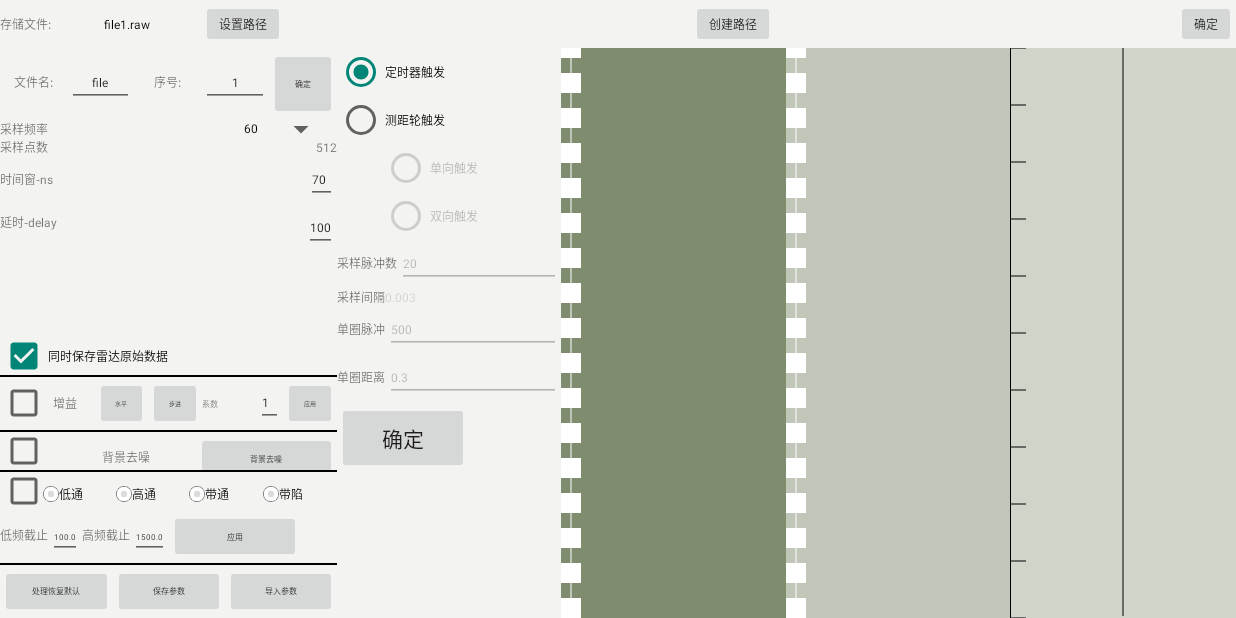
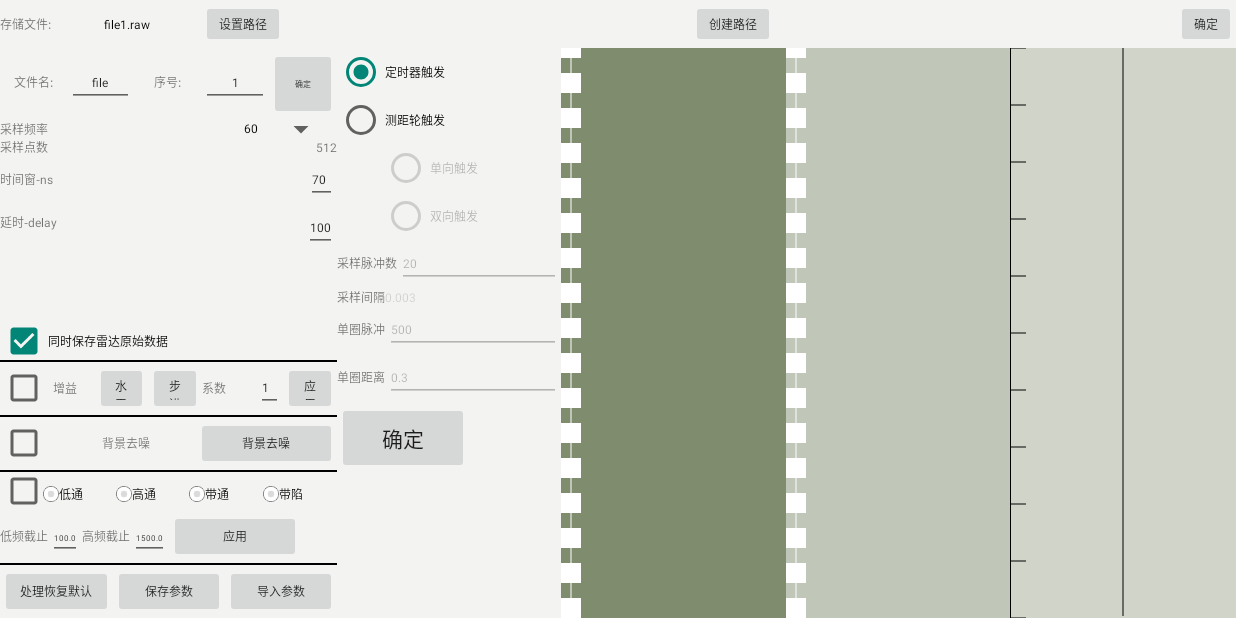
Before and after one commit to htonline/radar, an Android app: the SettingActivity screen opened directly, with no data from a screen before it, on a phone screen of 824 x 412 dp (held sideways). Run offline under Robolectric (Android 15) with nearby library versions, the phone set to English and light mode, and no system bars; network calls fail; 1 statement that could not run was skipped.

Commit message:
完成前放以及平板的字体适配

```diff
--- a/app/src/main/java/com/example/backRadar/SettingActivity.java
+++ b/app/src/main/java/com/example/backRadar/SettingActivity.java
@@ -19,6 +19,7 @@ import com.example.interfaces.CallBackBackgrdData;
 import com.example.interfaces.CallBackGainData;
 import com.example.ladarmonitor.NoneActivity;
 import com.example.ladarmonitor.R;
+import com.example.orders.HardwaregainOrders;
 import com.example.orders.MainPeremeterOrders;
 import com.example.orders.NormalOrders;
 
@@ -172,6 +173,10 @@ public class SettingActivity extends AppCompatActivity implements ISettingActivi
     private CheckBox cb_gain = null;
     private CheckBox cb_backremove = null;
     private CheckBox cb_filter = null;
+
+
+    private Button btn_hardwaregain = null;
+
     //startActivityForResult
     public static final int FILE_RESULT_CODE = 1;
 
@@ -196,6 +201,8 @@ public class SettingActivity extends AppCompatActivity implements ISettingActivi
     private int mHour;
     private int mMinute;
     private Calendar calendar = null;
+
+    private HardwaregainOrders hardwaregainorders = null;
 
     //判断文件是否存在
     File file = null;
@@ -253,6 +260,7 @@ public class SettingActivity extends AppCompatActivity implements ISettingActivi
 
                     if (tempGain == 1) {
                         colorGap = dataprocess.gainProcess(colorGap, gainData, coeGain, Const_NumberOfVerticalDatas);
+                        hardwaregainorders.send(gainData);
                     }
 
                     for (int i = 0; i < Const_NumberOfVerticalDatas; i++) {
@@ -457,7 +465,12 @@ public class SettingActivity extends AppCompatActivity implements ISettingActivi
             }
         });
 
-
+        btn_hardwaregain.setOnClickListener(new View.OnClickListener() {
+            @Override
+            public void onClick(View v) {
+
+            }
+        });
 //		et_serialNumberOfFile.setOnKeyListener(new OnKeyListener() {
 //
 //			@Override
@@ -1165,6 +1178,7 @@ public class SettingActivity extends AppCompatActivity implements ISettingActivi
         // TODO Auto-generated method stub
         MainActivity.readThread.setHandler(handlerOfColour);
         pOrders = new MainPeremeterOrders(MainActivity.ds);
+        hardwaregainorders = new HardwaregainOrders(MainActivity.ds);
         dataprocess = new Dataprocess();
         dataprocess.init();
         //刚进入SettingActivity发送开始参数设置命令的进程
@@ -1208,6 +1222,8 @@ public class SettingActivity extends AppCompatActivity implements ISettingActivi
         mcb_saveAno = findViewById(R.id.mcheckbox_saveRadarAnot);
         radioGroup = findViewById(R.id.radioGroup1);
 
+        btn_hardwaregain = findViewById(R.id.btn_hardwaregain);
+
 //		sp_oneWay.setEnabled(false);
 
 //        rd_oneWay.setEnabled(false);
--- a/app/src/main/java/com/example/customizingViews/GainCurveView.java
+++ b/app/src/main/java/com/example/customizingViews/GainCurveView.java
@@ -72,10 +72,7 @@ public class GainCurveView extends View {
 
     public void setxRaw(float[] mxRaw) {
         this.xRaw = mxRaw;
-//		Log.d("---------", "beforeInvalidate");
         invalidate();
-
-//		Log.d("---------", "afterInvalidate");
         calculateGainData(xRaw);
 
         mUp.onUp(gainData, xRaw);
--- /dev/null
+++ b/app/src/main/java/com/example/orders/HardwaregainOrders.java
@@ -0,0 +1,67 @@
+package com.example.orders;
+
+import android.os.Environment;
+import android.util.Log;
+
+import java.io.File;
+import java.io.FileNotFoundException;
+import java.io.FileOutputStream;
+import java.io.IOException;
+import java.io.RandomAccessFile;
+import java.net.DatagramPacket;
+import java.net.DatagramSocket;
+import java.net.InetAddress;
+import java.net.UnknownHostException;
+import java.util.ArrayList;
+import java.util.Arrays;
+
+public class HardwaregainOrders {
+    private static final String TAG = "HardwaregainOrders";
+    private  byte[] bytes;
+    private  DatagramPacket dp = null;
+    private  DatagramSocket ds = null;
+    public HardwaregainOrders(DatagramSocket ds) {
+        bytes = new byte[1028];
+        bytes[0] = 0x22;
+        bytes[1] = 0x22;
+        bytes[2] = 0x00;
+        bytes[3] = 0x00;
+        this.ds = ds;
+    }
+
+    public  void send(int[] gains) {
+        byte[] tb ;
+        for (int i = 0; i < gains.length; i++) {
+            tb = int2byte(gains[i]*2600);
+            bytes[2 * i + 4] = tb[0];
+            bytes[2 * i + 5] = tb[1];
+        }
+        try {
+            dp=new DatagramPacket(bytes, bytes.length, InetAddress.getByName("192.168.0.150"),8081);
+        } catch (UnknownHostException e) {
+            // TODO Auto-generated catch block
+            e.printStackTrace();
+        }
+        new Thread(new Runnable() {
+            @Override
+            public void run() {
+                try {
+                    ds.send(dp);
+                } catch (IOException e) {
+                    e.printStackTrace();
+                }
+            }
+        }).start();
+    }
+
+    //int 转byte数组
+    private  byte[] int2byte(int res) {
+        byte[] targets = new byte[4];
+
+        targets[0] = (byte) (res & 0xff);// 最低位
+        targets[1] = (byte) ((res >> 8) & 0xff);// 次低位
+        targets[2] = (byte) ((res >> 16) & 0xff);// 次高位
+        targets[3] = (byte) (res >>> 24);// 最高位,无符号右移。
+        return targets;
+    }
+}
--- a/app/src/main/res/layout/activity_setting.xml
+++ b/app/src/main/res/layout/activity_setting.xml
@@ -254,6 +254,19 @@
                             android:text="100"
                             android:textSize="@dimen/textSize" />
                     </LinearLayout>
+                    <LinearLayout
+                        android:visibility="gone"
+                        android:layout_width="match_parent"
+                        android:layout_height="wrap_content"
+                        android:orientation="vertical">
+                        <Button
+                            android:id="@+id/btn_hardwaregain"
+                            android:layout_gravity="center"
+                            android:textSize="@dimen/textSize"
+                            android:layout_width="wrap_content"
+                            android:layout_height="wrap_content"
+                            android:text="前放增益"/>
+                    </LinearLayout>
                     <Button
                         android:layout_width="0dp"
                         android:layout_height="0dp"
@@ -316,7 +329,7 @@
                             android:layout_height="35dp"
                             android:onClick="btn_horizongtalGain"
                             android:text="水平"
-                            android:textSize="4sp" />
+                            android:textSize="8sp" />
                         <Button
                             android:layout_gravity="center"
                             android:id="@+id/btn_stable_gain"
@@ -325,13 +338,13 @@
                             android:layout_height="35dp"
                             android:onClick="btn_stableKGain"
                             android:text="步进"
-                            android:textSize="4sp" />
+                            android:textSize="8sp" />
                         <TextView
                             android:layout_gravity="center"
                             android:layout_width="0dp"
                             android:layout_weight="1"
                             android:layout_height="wrap_content"
-                            android:textSize="5sp"
+                            android:textSize="8sp"
                             android:text="系数"/>
 
                         <EditText
@@ -351,7 +364,7 @@
                             android:layout_height="35dp"
                             android:onClick="btn_gain_apply"
                             android:text="应用"
-                            android:textSize="4sp" />
+                            android:textSize="8sp" />
 
                     </LinearLayout>
                     <View
@@ -360,7 +373,7 @@
                         android:background="#000"/>
                     <LinearLayout
                         android:layout_width="match_parent"
-                        android:layout_height="25dp"
+                        android:layout_height="wrap_content"
                         android:orientation="horizontal">
                         <CheckBox
                             android:id="@+id/checkbox_backremove"
@@ -403,7 +416,7 @@
                             android:layout_weight="1"
                             android:onClick="btn_dynamic_backgrd"
                             android:text="背景去噪"
-                            android:textSize="5sp" />
+                            android:textSize="8sp" />
                         <!--                        <Button-->
                         <!--                            android:id="@+id/btn_background_remove"-->
                         <!--                            android:layout_width="40dp"-->
@@ -506,7 +519,7 @@
                             android:layout_height="35dp"
                             android:text="应用"
                             android:onClick="btn_lowhighf_apply"
-                            android:textSize="5sp"
+                            android:textSize="8sp"
                             ></Button>
 
                     </LinearLayout>
@@ -526,7 +539,7 @@
                             android:text="处理恢复默认"
                             android:insetTop="0dp"
                             android:insetBottom="0dp"
-                            android:textSize="5sp"
+                            android:textSize="8sp"
                             android:includeFontPadding="false"
                             android:onClick="btn_renew_filter"/>
                         <Button
@@ -536,7 +549,7 @@
                             android:text="保存参数"
                             android:insetTop="0dp"
                             android:insetBottom="0dp"
-                            android:textSize="5sp"
+                            android:textSize="8sp"
                             android:includeFontPadding="false"
                             android:onClick="btn_save_params"/>
                         <Button
@@ -546,7 +559,7 @@
                             android:text="导入参数"
                             android:insetTop="0dp"
                             android:insetBottom="0dp"
-                            android:textSize="5sp"
+                            android:textSize="8sp"
                             android:includeFontPadding="false"
                             android:onClick="btn_import_params"/>
                     </LinearLayout>
--- a/app/src/main/res/layout/setting_find_distance.xml
+++ b/app/src/main/res/layout/setting_find_distance.xml
@@ -149,7 +149,6 @@
                         android:layout_height="wrap_content"
                         android:layout_weight="1"
                         android:imeOptions="flagNoExtractUi|flagNoFullscreen|actionDone"
-                        android:inputType="number"
                         android:textSize="@dimen/textSize" />
                 </LinearLayout>
                 <Button
```
Also changed, not shown: app/src/main/java/com/example/backRadar/MainActivity.java (+46 -7 lines), app/src/main/java/com/example/thread/WriteBodyThread.java (+9 -0 lines), app/src/main/res/layout/activity_main.xml (+15 -0 lines), app/src/main/res/drawable-hdpi/radar_128.png (added), app/src/main/res/drawable-xxhdpi/icon_radar_32.png (added), app/src/main/res/drawable-xxhdpi/icon_radar_48.png (added), app/src/main/res/drawable-xxhdpi/icon_radar_64.png (added).
